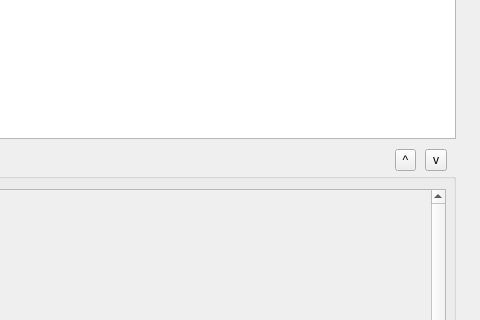
The window that vkconfig/dlgprofileeditor.ui (LunarG/VulkanTools) describes before a commit, drawn with Qt 5; both pictures show x 265 to 745 and y 111 to 431 of the 745 by 727 pixel window.
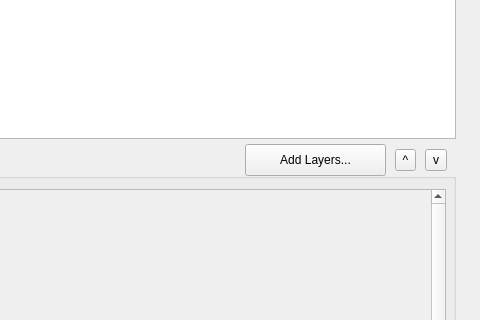
The same window after the commit.

What changed in the file:
```diff
--- a/vkconfig/dlgprofileeditor.ui
+++ b/vkconfig/dlgprofileeditor.ui
@@ -163,6 +163,19 @@
     </widget>
    </widget>
   </widget>
+  <widget class="QPushButton" name="pushButton">
+   <property name="geometry">
+    <rect>
+     <x>510</x>
+     <y>255</y>
+     <width>141</width>
+     <height>32</height>
+    </rect>
+   </property>
+   <property name="text">
+    <string>Add Layers...</string>
+   </property>
+  </widget>
  </widget>
  <resources/>
  <connections>
```
